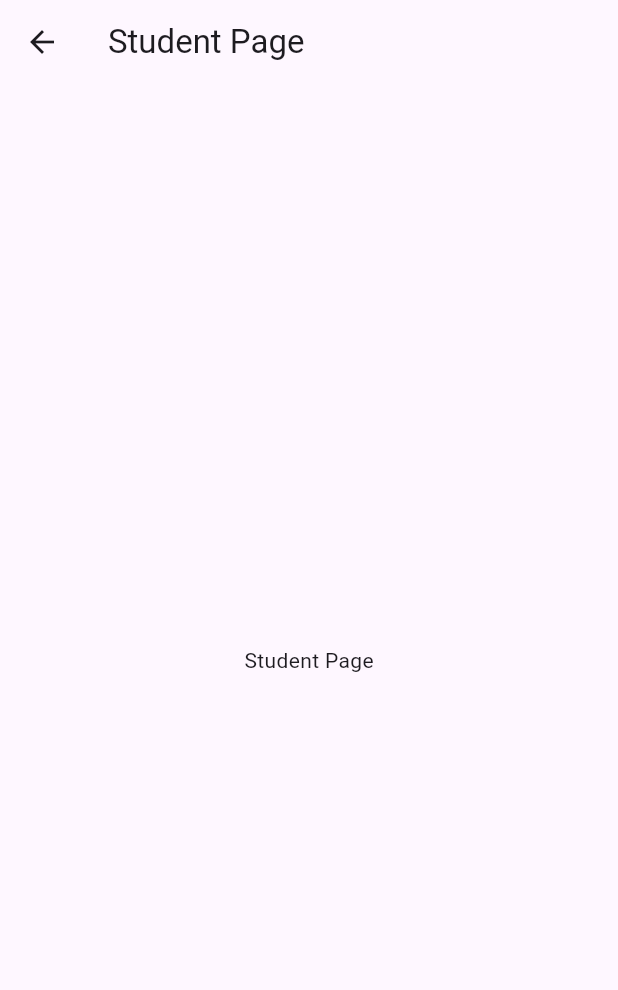
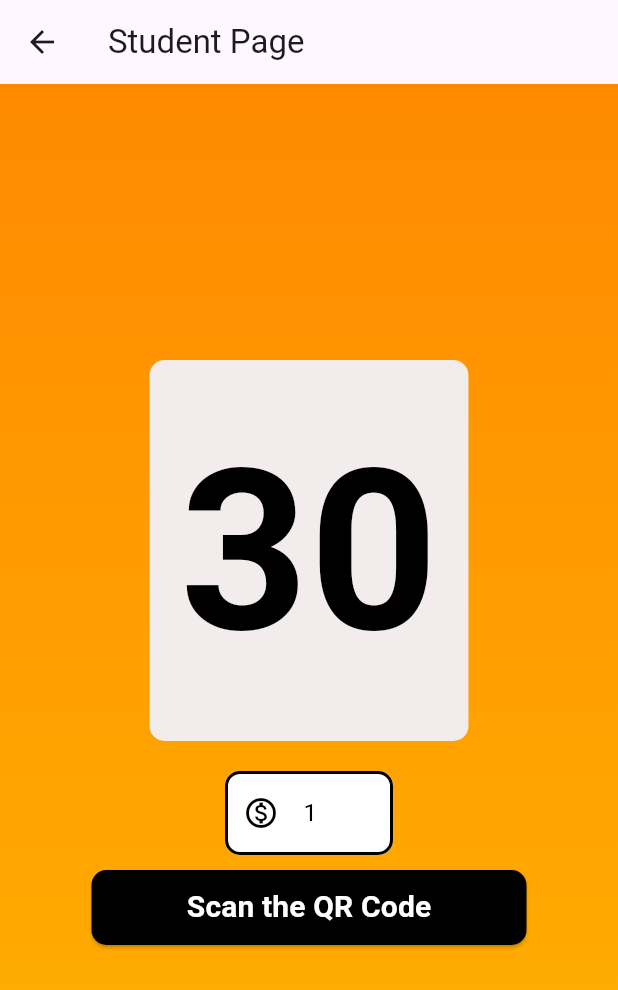
Before and after one commit to JDuwarahavidyan/EasyCoupon, a Flutter app: the StudentPage screen opened by its route, on a phone screen of 412 x 824 dp. Shown: the top 990 px of the screen. Run offline on Flutter 3.47's test engine with Material 3 defaults, Android fonts, the phone set to English and light mode, and no system bars; our stand-ins replace bloc, firebase_auth, firebase_core, flutter_bloc, qr_flutter, slide_to_act; missing offline and left inert: qr_code_scanner; accounts and stored records are empty.

Commit message:
Implemented QR Scanner

```diff
--- a/lib/main.dart
+++ b/lib/main.dart
@@ -8,7 +8,7 @@ import 'pages/login_page.dart';
 import 'package:firebase_core/firebase_core.dart';
 import 'firebase_options.dart';
 import 'bloc/auth/auth_bloc.dart';
-
+import 'pages/canteen_page.dart';
 
 
 
@@ -45,7 +45,7 @@ class MyApp extends StatelessWidget {
           '/get-started': (context) => const GetStarted(),
           '/login': (context) => LoginPage(),
           '/student': (context) => const StudentPage(),
-          '/reset': (context) => const PasswordResetPage(),
+          '/reset': (context) => const CanteenPage(),
         },
       ),
     );
--- a/lib/pages/student_page.dart
+++ b/lib/pages/student_page.dart
@@ -1,15 +1,121 @@
 import 'package:flutter/material.dart';
+import 'package:flutter/services.dart';
 
-class StudentPage extends StatelessWidget {
-    const StudentPage({super.key});
+import 'qr_scanner_page.dart';
+
+class StudentPage extends StatefulWidget {
+   const StudentPage({super.key});
+
+  @override
+  State<StudentPage> createState() => _StudentPageState();
+}
+
+class _StudentPageState extends State<StudentPage> {
+  int result = 30;
+  final TextEditingController textEditingController =
+      TextEditingController(text: '1');
+
+  void handleQRScan(String qrData) {
+    setState(() {
+      result -= int.parse(textEditingController.text);
+    });
+    Navigator.pop(context); // Close the QR scanner page
+  }
+
   @override
   Widget build(BuildContext context) {
+    final border = OutlineInputBorder(
+      borderSide: const BorderSide(
+        color: Colors.black,
+        width: 2.0,
+        style: BorderStyle.solid,
+      ),
+      borderRadius: BorderRadius.circular(10),
+    );
+
     return Scaffold(
       appBar: AppBar(
-        title: const Text('Student Page'),
+        title: const Text("Student Page"),
       ),
-      body: const Center(
-        child: Text('Student Page'),
+      body: Container(
+        decoration: const BoxDecoration(
+          gradient: LinearGradient(
+            colors: [Color(0xFFFF8A00), Color(0xFFFFB400)],
+            begin: Alignment.topCenter,
+            end: Alignment.bottomCenter,
+          ),
+        ),
+        child: Center(
+          child: Column(
+            mainAxisAlignment: MainAxisAlignment.center,
+            crossAxisAlignment: CrossAxisAlignment.center,
+            children: [
+              Container(
+                padding: const EdgeInsets.all(20),
+                decoration: BoxDecoration(
+                  color: const Color.fromARGB(255, 243, 236, 236),
+                  borderRadius: BorderRadius.circular(10),
+                ),
+                child: Text(
+                  result.toString(),
+                  style: const TextStyle(
+                    fontSize: 150,
+                    fontWeight: FontWeight.bold,
+                    color: Colors.black,
+                  ),
+                ),
+              ),
+              Container(
+                padding: const EdgeInsets.symmetric(horizontal: 150),
+                margin: const EdgeInsets.only(top: 20),
+                child: TextField(
+                  controller: textEditingController,
+                  style: const TextStyle(color: Colors.black),
+                  decoration: InputDecoration(
+                    prefixIcon: const Icon(Icons.monetization_on_outlined),
+                    prefixIconColor: Colors.black,
+                    filled: true,
+                    fillColor: Colors.white,
+                    focusedBorder: border,
+                    enabledBorder: border,
+                  ),
+                  keyboardType: TextInputType.number,
+                  inputFormatters: [
+                    FilteringTextInputFormatter.allow(RegExp(r'[0-9.]'))
+                  ],
+                ),
+              ),
+              Padding(
+                padding: const EdgeInsets.all(10.0),
+                child: ElevatedButton(
+                  onPressed: () {
+                    Navigator.push(
+                      context,
+                      MaterialPageRoute(
+                        builder: (context) => QRScannerPage(handleQRScan),
+                      ),
+                    );
+                  },
+                  style: ElevatedButton.styleFrom(
+                    backgroundColor: Colors.black,
+                    foregroundColor: Colors.white,
+                    minimumSize: const Size(290, 50),
+                    shape: RoundedRectangleBorder(
+                      borderRadius: BorderRadius.circular(10),
+                    ),
+                  ),
+                  child: const Text(
+                    "Scan the QR Code",
+                    style: TextStyle(
+                      fontSize: 20,
+                      fontWeight: FontWeight.bold,
+                    ),
+                  ),
+                ),
+              ),
+            ],
+          ),
+        ),
       ),
     );
   }
--- a/pubspec.yaml
+++ b/pubspec.yaml
@@ -42,6 +42,7 @@ dependencies:
   bloc: ^8.1.4
   firebase_auth: ^5.1.0
   flutter_bloc: ^8.1.6
+  qr_flutter: ^4.1.0
 
 dev_dependencies:
   flutter_test:
```
Also changed, not shown: lib/pages/canteen_page.dart (added, +45 -0 lines), lib/pages/qr_scanner_page.dart (added, +50 -0 lines), lib/pages/splash_screen.dart (+39 -4 lines), pubspec.lock.
